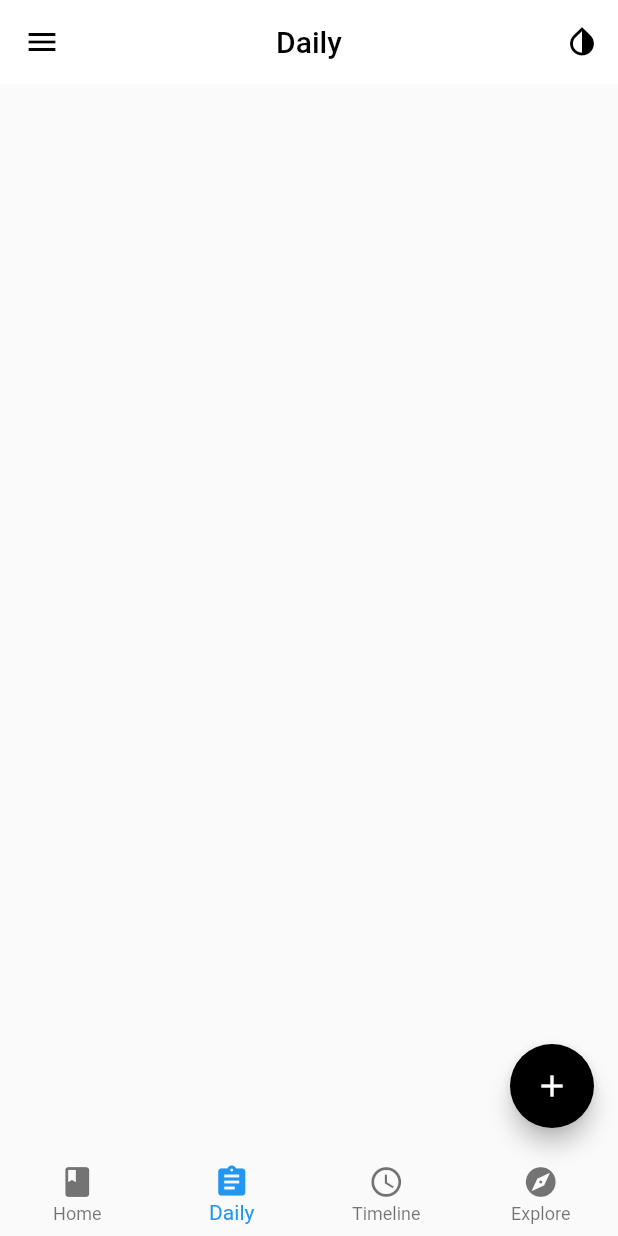
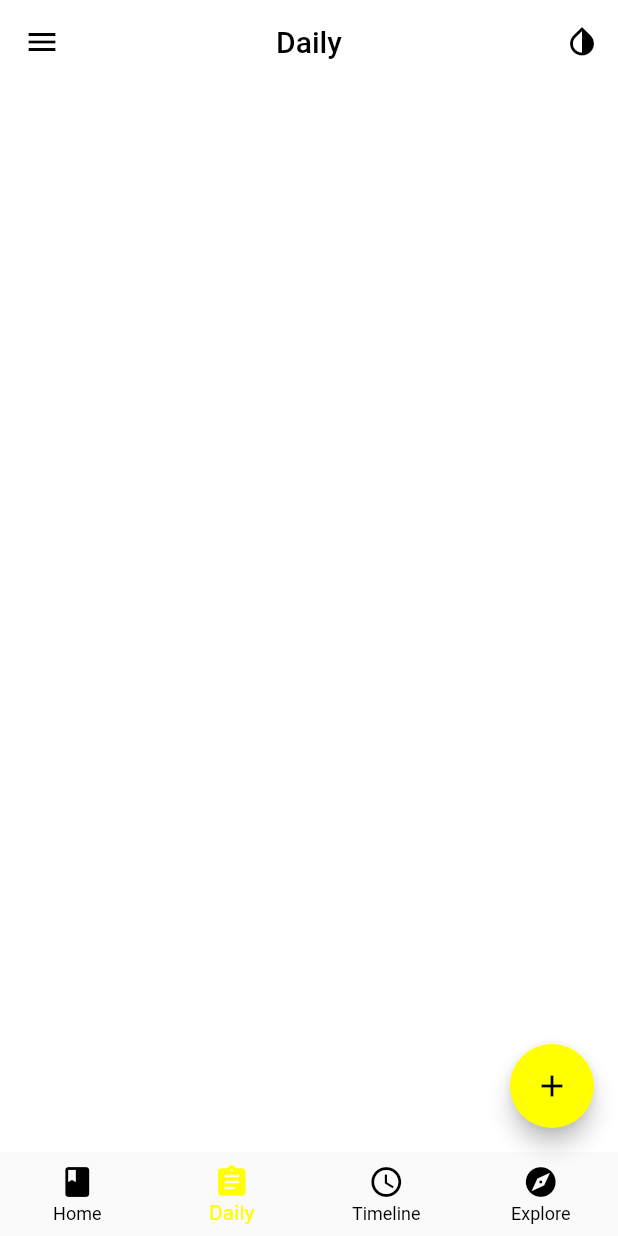
Before and after one commit to UncleVesemir/flutter_notes_cubit, a Flutter app: the screen it shows after launch, item 2 of the bottom bar chosen, on a phone screen of 412 x 824 dp. Run offline on Flutter 3.47's test engine with Material 2 defaults, Android fonts, the phone set to English and light mode, and no system bars.

Commit message:
second task
Signed-off-by: UncleVesemir <ilyalebedev556@gmail.com>

```diff
--- a/lib/main.dart
+++ b/lib/main.dart
@@ -1,30 +1,48 @@
 import 'package:flutter/material.dart';
+
+import 'models/note_model.dart';
 import 'screens/home_screen.dart';
 
-List<String> listOfElements = ['Weekend', 'Sleep', 'Sport'];
-List<String> listOfDescriptions = [
-  'travel to NY',
-  '6:00 wake up',
-  '7:00 stadium run'
-];
-List<String> listOfPages = ['Home', 'Daily', 'Timeline', 'Explore'];
-List<String> listOfActivities = ['Travel', 'Sport', 'Food', 'Sleep'];
+List<Notes> notes = [];
+List<List<Note>> notesList = [];
+
 List<IconData> listOfIcons = [
   Icons.flight_takeoff,
   Icons.hotel,
-  Icons.sports,
-  Icons.sports,
-  Icons.sports,
-  Icons.sports,
+  Icons.call,
+  Icons.laptop,
+  Icons.shop,
+  Icons.wallet_giftcard,
+  Icons.music_note,
+  Icons.car_rental
 ];
 
-void main() => runApp(MyApp());
+void main() {
+  initTestFields();
+  return runApp(MyApp());
+}
+
+void initTestFields() {
+  notesList.add(List<Note>.empty(growable: true));
+  notes.add(Notes(title: 'Notes', iconIndex: 0, note: notesList[0]));
+}
 
 class MyApp extends StatelessWidget {
   @override
-  Widget build(BuildContext context) => MaterialApp(
-    debugShowCheckedModeBanner: false,
-    color: Colors.black,
-    home: MainPage(),
-  );
+  Widget build(BuildContext context) {
+    return MaterialApp(
+      debugShowCheckedModeBanner: false,
+      theme: ThemeData(
+        backgroundColor: Colors.yellowAccent,
+        bottomNavigationBarTheme: const BottomNavigationBarThemeData(
+            selectedItemColor: Colors.yellowAccent,
+            unselectedItemColor: Colors.black),
+        scaffoldBackgroundColor: Colors.white,
+        primaryColor: Colors.white,
+        accentColor: Colors.yellowAccent,
+        primaryColorLight: Colors.yellowAccent,
+      ),
+      home: MainPage(),
+    );
+  }
 }
--- a/lib/screens/add_note_page.dart
+++ b/lib/screens/add_note_page.dart
@@ -1,5 +1,4 @@
 import 'package:flutter/material.dart';
-import '../main.dart';
 import 'home_screen.dart';
 
 class AddNote extends StatefulWidget {
@@ -8,6 +7,7 @@ class AddNote extends StatefulWidget {
 }
 
 class _AddNote extends State<AddNote> {
+
   Color colorFAB;
   String title;
   String description;
@@ -96,8 +96,7 @@ class _AddNote extends State<AddNote> {
         onPressed: () {
           if (colorFAB == Colors.green) {
             setState(() {
-              listOfElements.add(title);
-              listOfDescriptions.add(description);
+              // Add data to notes
             });
             Navigator.pop(
                 context, MaterialPageRoute(builder: (context) => MainPage()));
--- a/lib/screens/home_screen.dart
+++ b/lib/screens/home_screen.dart
@@ -1,8 +1,10 @@
 import 'package:flutter/material.dart';
+
 import '../main.dart';
 import 'add_note_page.dart';
+import 'info_page/note_info_page.dart';
 
-import 'note_info_page.dart';
+List<String> titles = ['Home', 'Daily', 'Timeline', 'Explore'];
 
 class MainPage extends StatefulWidget {
   @override
@@ -15,15 +17,11 @@ class _MainPageState extends State<MainPage> {
   int index = 0;
 
   @override
-  Widget build(BuildContext context) => Scaffold(
+  Widget build(BuildContext context) {
+    return Scaffold(
       appBar: AppBar(
         elevation: 0.0,
-          /*
-          REMOVE SHADOW IN APPBAR
-          */
-          backgroundColor: Colors.white,
         leading: IconButton(
-            color: Colors.black,
           onPressed: () {
             print('menu');
           },
@@ -36,21 +34,22 @@ class _MainPageState extends State<MainPage> {
         centerTitle: true,
         actions: <Widget>[
           IconButton(
-                color: Colors.black,
               onPressed: () {
                 print('theme');
               },
               icon: const Icon(Icons.invert_colors)),
         ],
       ),
-        body: Center(child: buildPages()),
+      body: buildPages(),
       floatingActionButton: buildFloatingActionButton(),
-        bottomNavigationBar: BottomNavigationBar(
+      bottomNavigationBar: buildBottomNavigationBar(),
+    );
+  }
+
+  BottomNavigationBar buildBottomNavigationBar() {
+    return BottomNavigationBar(
       type: BottomNavigationBarType.fixed,
       elevation: 0.0,
-          /*
-          REMOVE SHADOW IN BNB
-          */
       currentIndex: index,
       items: [
         const BottomNavigationBarItem(
@@ -71,28 +70,30 @@ class _MainPageState extends State<MainPage> {
         ),
       ],
       onTap: onNavBarTap,
-        ),
     );
+  }
 
   void onNavBarTap(int index) {
     setState(() {
       this.index = index;
-      title = listOfPages[index];
+      title = titles[index];
     });
   }
 
-  Widget buildFloatingActionButton() => FloatingActionButton(
+  Widget buildFloatingActionButton() {
+    return FloatingActionButton(
       child: const Icon(
         Icons.add,
-          color: Colors.white,
+        //color: Colors.white,
       ),
-        backgroundColor: Colors.black,
+      //backgroundColor: Colors.black,
       onPressed: () {
         // print('Floating button pressed');
         Navigator.of(context)
             .push(MaterialPageRoute(builder: (context) => AddNote()));
       },
     );
+  }
 
   Widget buildPages() {
     switch (index) {
@@ -109,14 +110,17 @@ class _MainPageState extends State<MainPage> {
     }
   }
 
-  Widget homePage() => Column(
+  Widget homePage() {
+    return Column(
       children: <Widget>[
         buildSearchContainer(),
-          Expanded(child: homeListView())
+        Flexible(child: homeListView())
       ],
     );
+  }
 
-  Widget buildSearchContainer() => Container(
+  Widget buildSearchContainer() {
+    return Container(
       height: 65,
       color: Colors.white,
       child: Center(
@@ -134,13 +138,11 @@ class _MainPageState extends State<MainPage> {
                   Container(
                       padding: const EdgeInsets.only(left: 15),
                       child: const Icon(Icons.search)),
-                      const Expanded(
-                        child: TextField(
-                          style: TextStyle(color: Colors.black, fontSize: 16),
-                          decoration: InputDecoration(
-                            // border: InputBorder.none,
-                            border:
-                                OutlineInputBorder(borderSide: BorderSide.none),
+                  Expanded(
+                    child: TextFormField(
+                      style: const TextStyle(color: Colors.black, fontSize: 16),
+                      decoration: const InputDecoration(
+                        border: OutlineInputBorder(borderSide: BorderSide.none),
                         hintText: 'Search',
                         contentPadding: EdgeInsets.only(left: 10),
                       ),
@@ -153,34 +155,48 @@ class _MainPageState extends State<MainPage> {
         ),
       ),
     );
+  }
 
-  Widget homeListView() => ListView.builder(
-      itemCount: listOfElements.length,
-      itemBuilder: (_, index) {
+  Widget homeListView() {
+    return ListView.builder(
+        itemCount: notes.length,
+        itemBuilder: (context, index) {
           return ListTile(
             contentPadding: const EdgeInsets.all(5),
             leading: CircleAvatar(
               radius: 30,
+              // backgroundColor: Colors.yellowAccent,
               child: Icon(
-                    listOfIcons[index],
+                listOfIcons[notes[index].iconIndex],
                 size: 30,
-                  )),
-              title: Text(listOfElements[index],
+              ),
+            ),
+            title: Text(
+              notes[index].title,
               style: const TextStyle(
                 fontWeight: FontWeight.bold,
                 fontSize: 16,
-                  )),
-              subtitle: Text(listOfDescriptions[index]),
+              ),
+            ),
+            subtitle: Text(notes[index].note!.isNotEmpty
+                ? notes[index].note!.last.description
+                : 'Entry event'),
             onTap: () {
               // print('ListView element $index');
-                Navigator.of(context).push(MaterialPageRoute(
+              Navigator.of(context).push(
+                MaterialPageRoute(
                   builder: (context) => NoteInfo(
-                          title: listOfElements[index],
-                          description: listOfDescriptions[index],
-                        )));
+                      title: notes[index].title,
+                      listView: notesList[index],
+                      isEditMode: false,
+                      isMultiSelection: false,
+                      key: UniqueKey()),
+                ),
+              );
             },
           );
         });
+  }
 
   Widget daily() => Container();
 
--- a/pubspec.yaml
+++ b/pubspec.yaml
@@ -21,6 +21,7 @@ environment:
   sdk: ">=2.12.0 <3.0.0"
 
 dependencies:
+  intl: 0.17.0
   flutter:
     sdk: flutter
 
```
Also changed, not shown: lib/screens/info_page/info_note_tile.dart (+61 -0 lines), lib/screens/info_page/note_info_page.dart (+236 -80 lines), pubspec.lock. Lines whose indentation alone changed are shown as unchanged.
